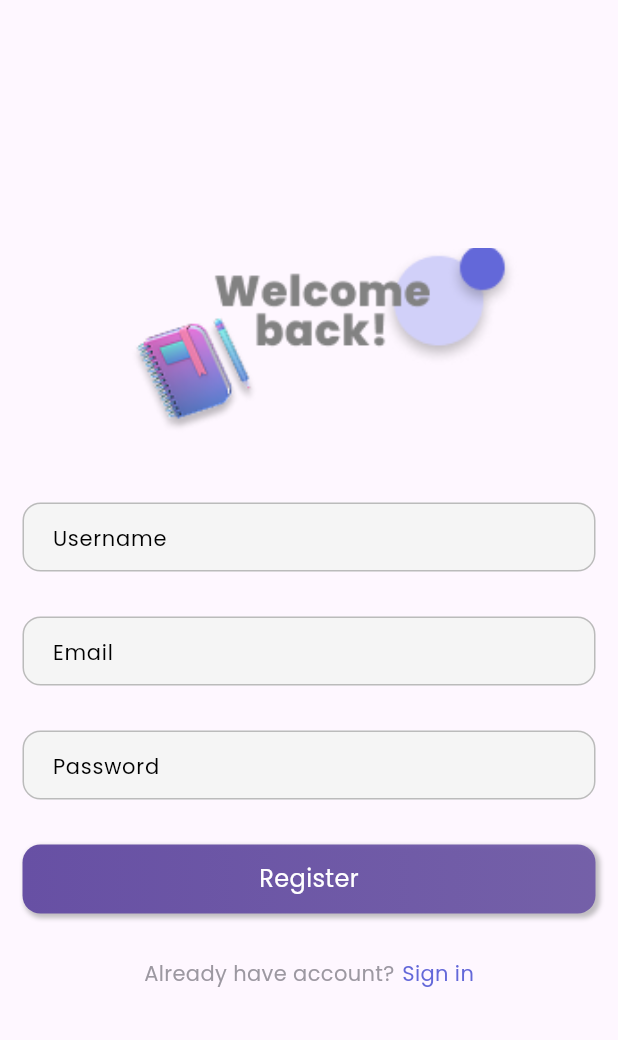
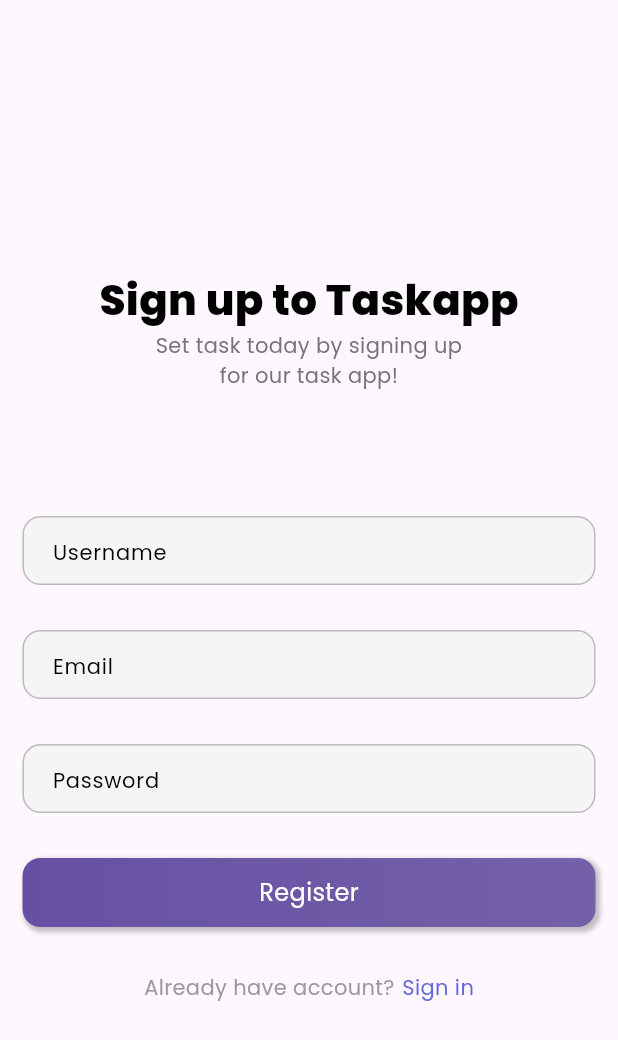
Before and after one commit to abdulhaisiddiqui/TaskManagementSystem, a Flutter app: the screen it shows after launch, after a tap on "Create account", on a phone screen of 412 x 824 dp. Shown: the top 1040 px of the screen. Run offline on Flutter 3.47's test engine with Material 3 defaults, Android fonts, the phone set to English and light mode, and no system bars; our stand-ins replace cloud_firestore, firebase_auth, firebase_core, firebase_messaging, firebase_storage, flutter_local_notifications and 3 more; accounts and stored records are empty.

Commit message:
implement google sign in and fix ui

```diff
--- a/lib/views/screens/loginsignup/login_screen.dart
+++ b/lib/views/screens/loginsignup/login_screen.dart
@@ -17,7 +17,6 @@ class LoginScreen extends StatefulWidget {
   @override
   State<LoginScreen> createState() => _LoginScreenState();
 }
-
 final TextEditingController emailController = TextEditingController();
 final TextEditingController passwordController = TextEditingController();
 
@@ -39,7 +38,7 @@ class _LoginScreenState extends State<LoginScreen> {
               child: Column(
                 children: [
                   Text(
-                    'Log in to ChatBox',
+                    'Log in to Taskapp',
                     style: TextStyle(
                       fontSize: 28,
                       fontWeight: FontWeight.bold,
@@ -68,7 +67,10 @@ class _LoginScreenState extends State<LoginScreen> {
                     width: 24,
                     height: 24,
                   ),
-                  callback: () {  },
+                  callback: () async{
+                    final authVm = Provider.of<AuthViewModel>(context, listen: false);
+                    await authVm.signInWithGoogle(context);
+                  },
                 ),
                 const SizedBox(width: 16),
                 BuildSocialIcon(
--- a/lib/views/screens/loginsignup/signup_screen.dart
+++ b/lib/views/screens/loginsignup/signup_screen.dart
@@ -29,7 +29,32 @@ class _SignupScreenState extends State<SignupScreen> {
           mainAxisAlignment: MainAxisAlignment.center,
           crossAxisAlignment: CrossAxisAlignment.center,
           children: [
-            ReuseableImageWidget(img: 'loginimg.png', height: 140, width: 280),
+            // ReuseableImageWidget(img: 'loginimg.png', height: 140, width: 280),
+            Padding(
+              padding: const EdgeInsets.all(24),
+              child: Column(
+                children: [
+                  Text(
+                    'Sign up to Taskapp',
+                    style: TextStyle(
+                      fontSize: 28,
+                      fontWeight: FontWeight.bold,
+                      color: Colors.black,
+                    ),
+                  ),
+                  Text(
+                    'Set task today by signing up \nfor our task app!',
+                    textAlign: TextAlign.center,
+                    style: TextStyle(
+                      fontSize: 14,
+                      color: Color(0xFF757575),
+                      fontWeight: FontWeight.w400,
+                    ),
+                  ),
+                ],
+              ),
+            ),
+            SizedBox(height: 30,),
             SizedBox(height: 30),
             ReuseableFields(
               controller: usernameController,
--- a/pubspec.yaml
+++ b/pubspec.yaml
@@ -48,6 +48,7 @@ dependencies:
   timezone: ^0.10.1
   permission_handler: ^11.3.1
   lottie: ^3.1.2
+  google_sign_in: ^6.3.0
 
 dev_dependencies:
   flutter_test:
```
Also changed, not shown: lib/data/repositories/authrepositories/auth_repository.dart (+92 -26 lines), lib/viewmodels/auth_viewmodel.dart (+25 -27 lines), pubspec.lock, 1 other file.
